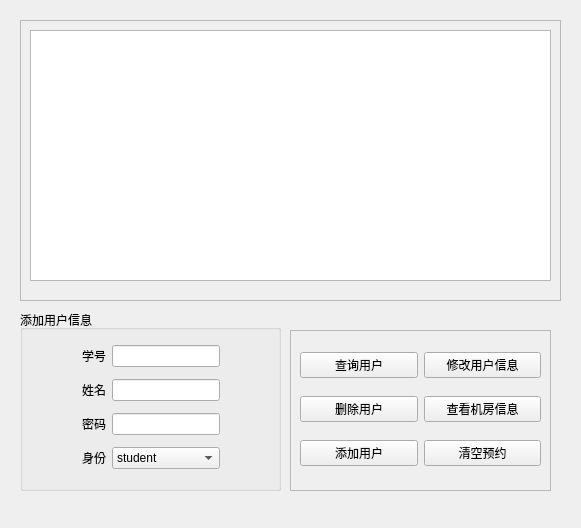
This is OrderSysV2/orderSystem/widget.ui in wtzhu13/CPPOrCProectDemo as Qt 5 draws it before an edit. The edited form follows.
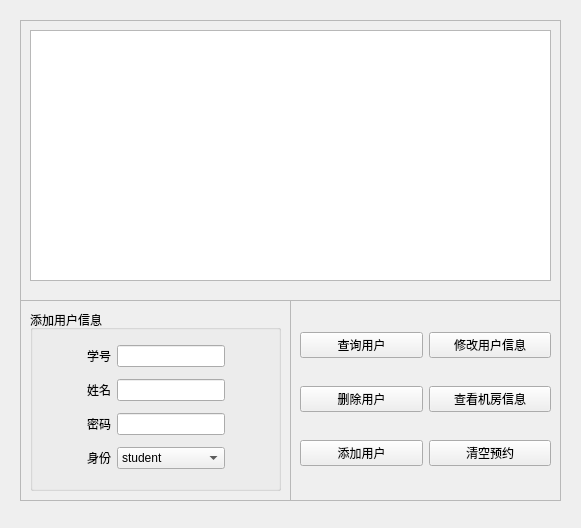
This is the edited form.

Commit message: 微调界面

```diff
--- a/OrderSysV2/orderSystem/widget.ui
+++ b/OrderSysV2/orderSystem/widget.ui
@@ -57,110 +57,13 @@
     </property>
    </widget>
   </widget>
-  <widget class="QGroupBox" name="groupBox">
-   <property name="geometry">
-    <rect>
-     <x>20</x>
-     <y>310</y>
-     <width>261</width>
-     <height>181</height>
-    </rect>
-   </property>
-   <property name="title">
-    <string>添加用户信息</string>
-   </property>
-   <layout class="QGridLayout" name="gridLayout_2">
-    <item row="3" column="2">
-     <widget class="QComboBox" name="comboBox">
-      <item>
-       <property name="text">
-        <string>student</string>
-       </property>
-      </item>
-      <item>
-       <property name="text">
-        <string>teacher</string>
-       </property>
-      </item>
-      <item>
-       <property name="text">
-        <string>admin</string>
-       </property>
-      </item>
-     </widget>
-    </item>
-    <item row="0" column="2">
-     <widget class="QLineEdit" name="lineEdit_id"/>
-    </item>
-    <item row="1" column="2">
-     <widget class="QLineEdit" name="lineEdit_naem"/>
-    </item>
-    <item row="3" column="1">
-     <widget class="QLabel" name="label_4">
-      <property name="text">
-       <string>身份</string>
-      </property>
-     </widget>
-    </item>
-    <item row="3" column="0">
-     <spacer name="horizontalSpacer">
-      <property name="orientation">
-       <enum>Qt::Horizontal</enum>
-      </property>
-      <property name="sizeHint" stdset="0">
-       <size>
-        <width>40</width>
-        <height>20</height>
-       </size>
-      </property>
-     </spacer>
-    </item>
-    <item row="0" column="1">
-     <widget class="QLabel" name="label">
-      <property name="text">
-       <string>学号</string>
-      </property>
-     </widget>
-    </item>
-    <item row="2" column="2">
-     <widget class="QLineEdit" name="lineEdit_pwd"/>
-    </item>
-    <item row="2" column="1">
-     <widget class="QLabel" name="label_3">
-      <property name="text">
-       <string>密码</string>
-      </property>
-     </widget>
-    </item>
-    <item row="1" column="1">
-     <widget class="QLabel" name="label_2">
-      <property name="text">
-       <string>姓名</string>
-      </property>
-     </widget>
-    </item>
-    <item row="3" column="3">
-     <spacer name="horizontalSpacer_2">
-      <property name="orientation">
-       <enum>Qt::Horizontal</enum>
-      </property>
-      <property name="sizeHint" stdset="0">
-       <size>
-        <width>40</width>
-        <height>20</height>
-       </size>
-      </property>
-     </spacer>
-    </item>
-   </layout>
-  </widget>
   <widget class="QFrame" name="frame_2">
    <property name="geometry">
     <rect>
      <x>290</x>
-     <y>330</y>
-     <width>261</width>
-     <height>161</height>
+     <y>300</y>
+     <width>271</width>
+     <height>201</height>
     </rect>
    </property>
    <property name="frameShape">
@@ -214,6 +117,119 @@
     </item>
    </layout>
   </widget>
+  <widget class="QFrame" name="frame_3">
+   <property name="geometry">
+    <rect>
+     <x>20</x>
+     <y>300</y>
+     <width>271</width>
+     <height>201</height>
+    </rect>
+   </property>
+   <property name="frameShape">
+    <enum>QFrame::StyledPanel</enum>
+   </property>
+   <property name="frameShadow">
+    <enum>QFrame::Raised</enum>
+   </property>
+   <widget class="QGroupBox" name="groupBox">
+    <property name="geometry">
+     <rect>
+      <x>10</x>
+      <y>10</y>
+      <width>251</width>
+      <height>181</height>
+     </rect>
+    </property>
+    <property name="title">
+     <string>添加用户信息</string>
+    </property>
+    <layout class="QGridLayout" name="gridLayout_2">
+     <item row="3" column="3">
+      <spacer name="horizontalSpacer_2">
+       <property name="orientation">
+        <enum>Qt::Horizontal</enum>
+       </property>
+       <property name="sizeHint" stdset="0">
+        <size>
+         <width>40</width>
+         <height>20</height>
+        </size>
+       </property>
+      </spacer>
+     </item>
+     <item row="3" column="0">
+      <spacer name="horizontalSpacer">
+       <property name="orientation">
+        <enum>Qt::Horizontal</enum>
+       </property>
+       <property name="sizeHint" stdset="0">
+        <size>
+         <width>40</width>
+         <height>20</height>
+        </size>
+       </property>
+      </spacer>
+     </item>
+     <item row="3" column="2">
+      <widget class="QComboBox" name="comboBox">
+       <item>
+        <property name="text">
+         <string>student</string>
+        </property>
+       </item>
+       <item>
+        <property name="text">
+         <string>teacher</string>
+        </property>
+       </item>
+       <item>
+        <property name="text">
+         <string>admin</string>
+        </property>
+       </item>
+      </widget>
+     </item>
+     <item row="3" column="1">
+      <widget class="QLabel" name="label_4">
+       <property name="text">
+        <string>身份</string>
+       </property>
+      </widget>
+     </item>
+     <item row="1" column="1">
+      <widget class="QLabel" name="label_2">
+       <property name="text">
+        <string>姓名</string>
+       </property>
+      </widget>
+     </item>
+     <item row="0" column="1">
+      <widget class="QLabel" name="label">
+       <property name="text">
+        <string>学号</string>
+       </property>
+      </widget>
+     </item>
+     <item row="2" column="1">
+      <widget class="QLabel" name="label_3">
+       <property name="text">
+        <string>密码</string>
+       </property>
+      </widget>
+     </item>
+     <item row="0" column="2">
+      <widget class="QLineEdit" name="lineEdit_id"/>
+     </item>
+     <item row="2" column="2">
+      <widget class="QLineEdit" name="lineEdit_pwd"/>
+     </item>
+     <item row="1" column="2">
+      <widget class="QLineEdit" name="lineEdit_naem"/>
+     </item>
+    </layout>
+   </widget>
+  </widget>
  </widget>
  <resources/>
  <connections/>
```
The commit also changes 3 other files.
